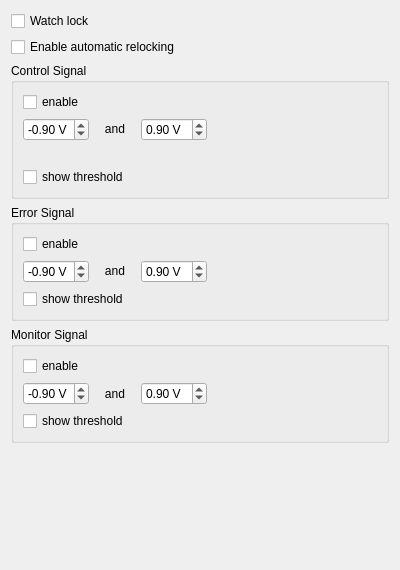
Qt form linien-gui/linien_gui/ui/relocking_panel.ui (linien-org/linien) before a commit.
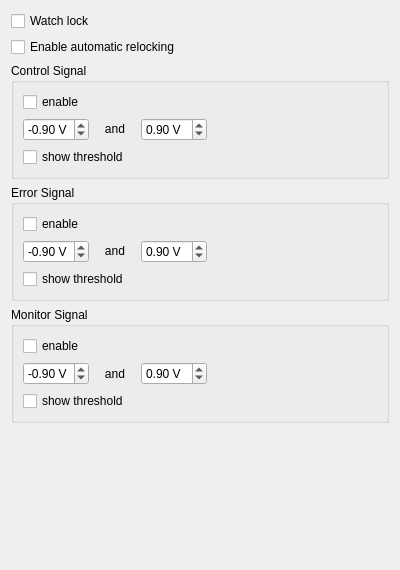
The same form after that commit. Custom widgets are drawn as their Qt base class.

Patch:
```diff
--- a/linien-gui/linien_gui/ui/relocking_panel.ui
+++ b/linien-gui/linien_gui/ui/relocking_panel.ui
@@ -121,19 +121,6 @@
         </item>
        </layout>
       </item>
-      <item>
-       <spacer name="horizontalSpacer_2">
-        <property name="orientation">
-         <enum>Qt::Horizontal</enum>
-        </property>
-        <property name="sizeHint" stdset="0">
-         <size>
-          <width>40</width>
-          <height>20</height>
-         </size>
-        </property>
-       </spacer>
-      </item>
       <item>
        <widget class="QCheckBox" name="plotControlThresholdCheckBox">
         <property name="text">
```
